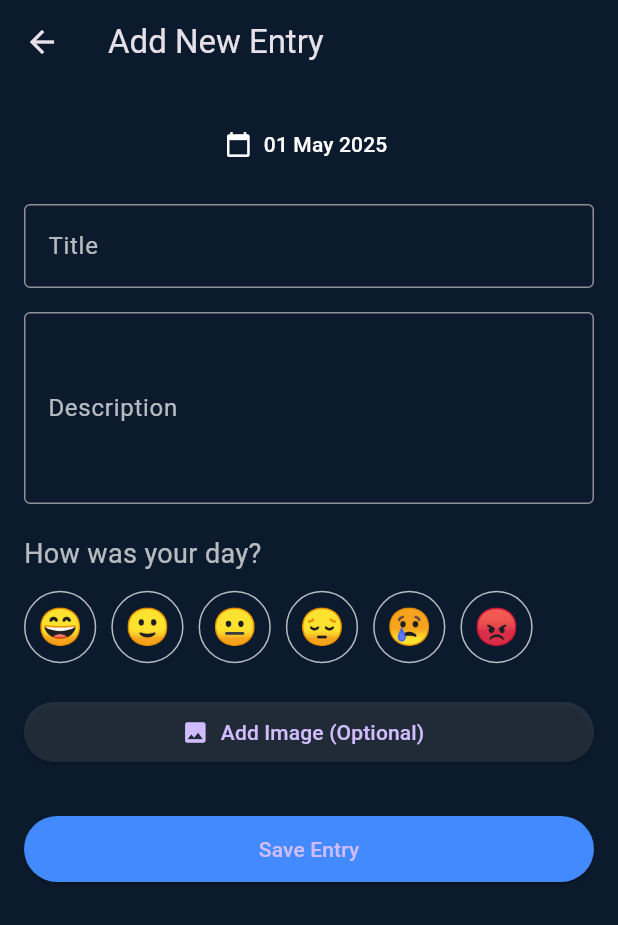
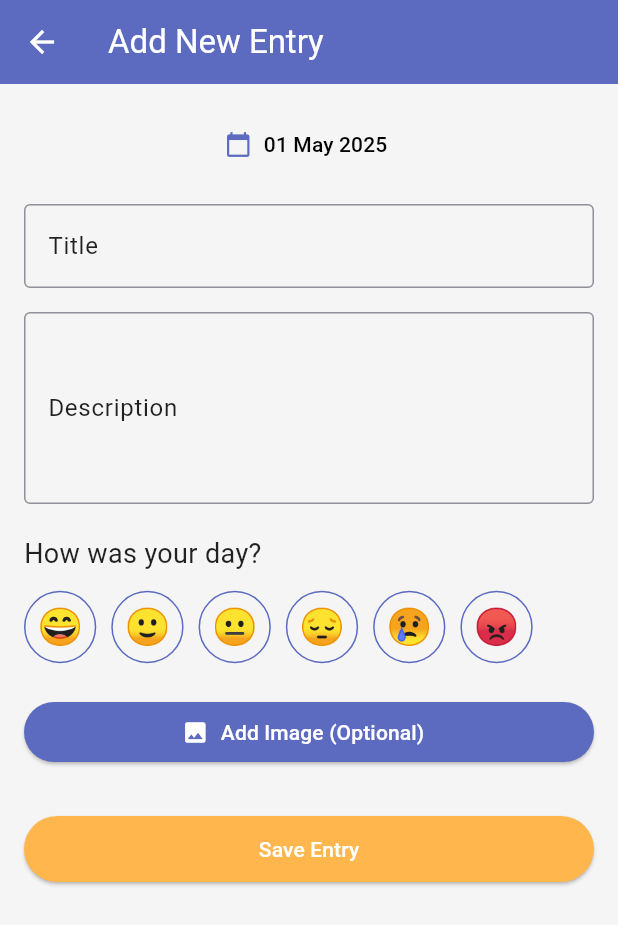
Before and after one commit to Shreesha001/my_diary, a Flutter app: the screen it shows after launch, after a tap on the "add" icon, on a phone screen of 412 x 824 dp. Shown: the top 925 px of the screen. Run offline on Flutter 3.47's test engine with Material 3 defaults, Android fonts, the phone set to English and light mode, and no system bars; our stand-ins replace image_picker.

Commit message:
work on add entry screen

```diff
--- a/lib/screens/add_entry_page.dart
+++ b/lib/screens/add_entry_page.dart
@@ -2,6 +2,7 @@ import 'dart:io';
 import 'package:flutter/material.dart';
 import 'package:image_picker/image_picker.dart';
 import 'package:intl/intl.dart';
+import '../utils/colors.dart'; // Make sure your color constants are stored here
 
 class AddEntryPage extends StatefulWidget {
   @override
@@ -23,6 +24,19 @@ class _AddEntryPageState extends State<AddEntryPage> {
       initialDate: selectedDate,
       firstDate: DateTime(2020),
       lastDate: DateTime(2100),
+      builder: (context, child) {
+        return Theme(
+          data: ThemeData.light().copyWith(
+            colorScheme: ColorScheme.light(
+              primary: primaryColor,
+              onPrimary: whiteColor,
+              surface: whiteColor,
+              onSurface: textPrimaryColor,
+            ),
+          ),
+          child: child!,
+        );
+      },
     );
     if (picked != null) {
       setState(() {
@@ -49,10 +63,11 @@ class _AddEntryPageState extends State<AddEntryPage> {
   @override
   Widget build(BuildContext context) {
     return Scaffold(
-      backgroundColor: const Color(0xFF0B1A2D),
+      backgroundColor: backgroundColor,
       appBar: AppBar(
-        title: Text("Add New Entry"),
-        backgroundColor: Colors.transparent,
+        title: Text("Add New Entry", style: TextStyle(color: whiteColor)),
+        backgroundColor: appBarColor,
+        iconTheme: IconThemeData(color: whiteColor),
         elevation: 0,
       ),
       body: Padding(
@@ -61,37 +76,37 @@ class _AddEntryPageState extends State<AddEntryPage> {
           children: [
             TextButton.icon(
               onPressed: _pickDate,
-              icon: Icon(Icons.calendar_today, color: Colors.white),
+              icon: Icon(Icons.calendar_today, color: primaryColor),
               label: Text(
                 DateFormat('dd MMM yyyy').format(selectedDate),
-                style: TextStyle(color: Colors.white),
+                style: TextStyle(color: textPrimaryColor),
               ),
             ),
             SizedBox(height: 16),
             TextField(
               controller: titleController,
-              style: TextStyle(color: Colors.white),
+              style: TextStyle(color: textPrimaryColor),
               decoration: InputDecoration(
                 labelText: "Title",
-                labelStyle: TextStyle(color: Colors.white70),
+                labelStyle: TextStyle(color: textSecondaryColor),
                 border: OutlineInputBorder(),
               ),
             ),
             SizedBox(height: 16),
             TextField(
               controller: descController,
-              style: TextStyle(color: Colors.white),
+              style: TextStyle(color: textPrimaryColor),
               maxLines: 4,
               decoration: InputDecoration(
                 labelText: "Description",
-                labelStyle: TextStyle(color: Colors.white70),
+                labelStyle: TextStyle(color: textSecondaryColor),
                 border: OutlineInputBorder(),
               ),
             ),
             SizedBox(height: 20),
             Text(
               "How was your day?",
-              style: TextStyle(fontSize: 18, color: Colors.white70),
+              style: TextStyle(fontSize: 18, color: textSecondaryColor),
             ),
             SizedBox(height: 10),
             Wrap(
@@ -106,9 +121,9 @@ class _AddEntryPageState extends State<AddEntryPage> {
                           shape: BoxShape.circle,
                           color:
                               selectedEmoji == emoji
-                                  ? Colors.blueAccent
+                                  ? primarylightColor
                                   : Colors.transparent,
-                          border: Border.all(color: Colors.white70),
+                          border: Border.all(color: primaryColor),
                         ),
                         child: Text(emoji, style: TextStyle(fontSize: 24)),
                       ),
@@ -118,9 +133,12 @@ class _AddEntryPageState extends State<AddEntryPage> {
             SizedBox(height: 20),
             ElevatedButton.icon(
               onPressed: _pickImage,
-              icon: Icon(Icons.image),
-              label: Text("Add Image (Optional)"),
-              style: ElevatedButton.styleFrom(backgroundColor: Colors.white10),
+              icon: Icon(Icons.image, color: whiteColor),
+              label: Text(
+                "Add Image (Optional)",
+                style: TextStyle(color: whiteColor),
+              ),
+              style: ElevatedButton.styleFrom(backgroundColor: primaryColor),
             ),
             if (selectedImage != null) ...[
               SizedBox(height: 10),
@@ -146,9 +164,9 @@ class _AddEntryPageState extends State<AddEntryPage> {
                   });
                 }
               },
-              child: Text("Save Entry"),
+              child: Text("Save Entry", style: TextStyle(color: whiteColor)),
               style: ElevatedButton.styleFrom(
-                backgroundColor: Colors.blueAccent,
+                backgroundColor: secondaryColor,
                 padding: EdgeInsets.symmetric(vertical: 12),
               ),
             ),
--- a/lib/screens/dairy_home_page.dart
+++ b/lib/screens/dairy_home_page.dart
@@ -1,5 +1,6 @@
 import 'package:flutter/material.dart';
 import 'package:my_diary/screens/add_entry_page.dart';
+import 'package:my_diary/screens/card_detail_screen.dart';
 import 'package:my_diary/utils/colors.dart';
 import 'dart:io';
 
@@ -48,32 +49,35 @@ class _DiaryHomePageState extends State<DiaryHomePage> {
       ),
       body: Column(
         children: [
-          Padding(
-            padding: const EdgeInsets.all(16.0),
-            child: Container(
-              decoration: BoxDecoration(
-                color: Colors.blueGrey.shade900,
-                borderRadius: BorderRadius.circular(10),
-              ),
-              padding: EdgeInsets.all(16),
-              child: Row(
-                children: [
-                  Icon(Icons.check_circle_outline, color: Colors.white),
-                  SizedBox(width: 10),
-                  Text(
-                    "3-Day Habit Challenge",
-                    style: TextStyle(color: Colors.white),
-                  ),
-                ],
-              ),
-            ),
-          ),
           Expanded(
             child: ListView.builder(
               itemCount: filteredEntries.length,
               itemBuilder: (context, index) {
                 final entry = filteredEntries[index];
-                return Card(
+                return GestureDetector(
+                  onTap: () async {
+                    final result = await Navigator.push(
+                      context,
+                      MaterialPageRoute(
+                        builder: (_) => CardDetailScreen(entry: entry),
+                      ),
+                    );
+
+                    if (result == 'delete') {
+                      // User confirmed deletion
+                      setState(() {
+                        entries.removeAt(index);
+                      });
+                    } else if (result is Map<String, dynamic>) {
+                      // User saved updated entry
+                      setState(() {
+                        entries[index] = result;
+                      });
+                    }
+                    // else: user just went back, do nothing
+                  },
+
+                  child: Card(
                     margin: EdgeInsets.symmetric(horizontal: 16, vertical: 8),
                     color: Colors.blueGrey.shade800,
                     shape: RoundedRectangleBorder(
@@ -114,17 +118,8 @@ class _DiaryHomePageState extends State<DiaryHomePage> {
                                     height: 80,
                                     fit: BoxFit.cover,
                                   ),
-                              )
-                            else
-                              Container(
-                                width: 80,
-                                height: 80,
-                                decoration: BoxDecoration(
-                                  color: Colors.grey.shade700,
-                                  borderRadius: BorderRadius.circular(8),
                                 ),
-                                child: Icon(Icons.image, color: Colors.white30),
-                              ),
+
                               SizedBox(width: 12),
                               Expanded(
                                 child: Column(
@@ -151,6 +146,7 @@ class _DiaryHomePageState extends State<DiaryHomePage> {
                             ],
                           ),
                         ],
+                      ),
                     ),
                   ),
                 );
```
Also changed, not shown: lib/screens/card_detail_screen.dart (added, +194 -0 lines). Lines whose indentation alone changed are shown as unchanged.
